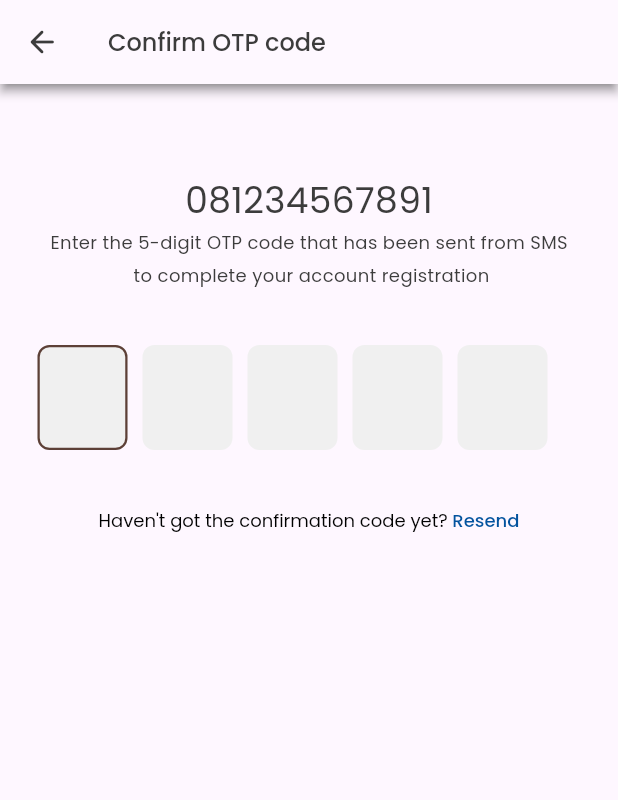
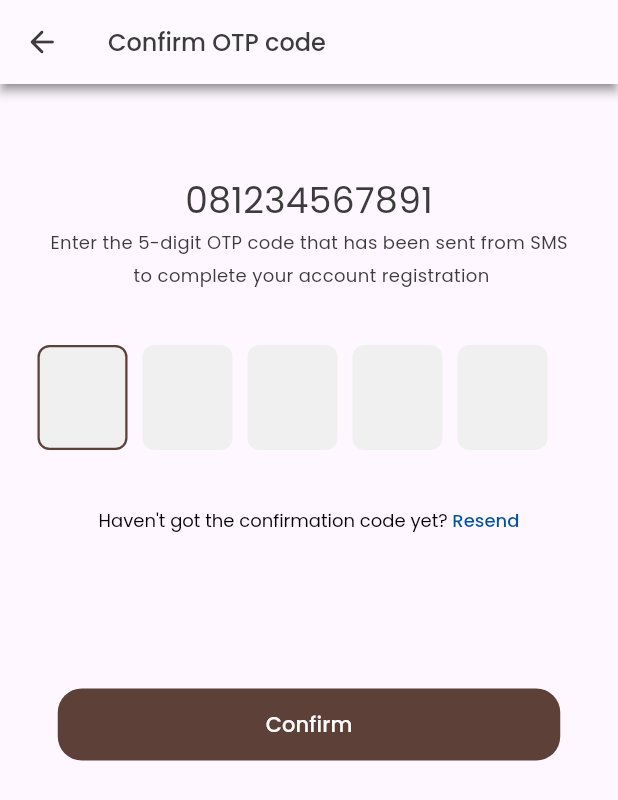
Before and after one commit to hoseda/Shopfee, a Flutter app: the OTPPage screen opened directly, on a phone screen of 412 x 824 dp. Shown: the top 800 px of the screen. Run offline on Flutter 3.47's test engine with Material 3 defaults, Android fonts, the phone set to English and light mode, and no system bars; our stand-ins replace flutter_svg, smooth_page_indicator; missing offline and left inert: gif.

Commit message:
update otp_page.dart

```diff
--- a/lib/pages/otpCode/otp_page.dart
+++ b/lib/pages/otpCode/otp_page.dart
@@ -1,7 +1,5 @@
-import 'package:flutter/cupertino.dart';
 import 'package:flutter/gestures.dart';
 import 'package:flutter/material.dart';
-import 'package:flutter/widgets.dart';
 import 'package:shopfee/components/buttons/buttons.dart';
 import 'package:shopfee/consts/colors/colors.dart';
 import 'package:shopfee/consts/textStyle/textStyle.dart';
@@ -15,7 +13,16 @@ class OTPPage extends StatefulWidget {
 
 class _OTPPageState extends State<OTPPage> {
   TextEditingController con = TextEditingController();
-  String code = "";
+  List<String> code = List.empty(growable: true);
+
+  int findKey(String char) {
+    int idx = code.lastIndexWhere((element) => element == char);
+    return idx;
+  }
+
+  void prin() {
+    print(code.length);
+  }
 
   Widget _textFieldOTP(bool first, bool last) {
     return Padding(
@@ -23,16 +30,20 @@ class _OTPPageState extends State<OTPPage> {
       child: SizedBox(
         height: 70,
         width: 60,
+        //todo:tomorow
         child: TextField(
           autofocus: true,
           enableInteractiveSelection: false,
           contextMenuBuilder: null,
           onChanged: (value) {
             if (value.length == 1 && last == false) {
-              code = code + value;
+              code.add(value);
               FocusScope.of(context).nextFocus();
             }
             if (value.isEmpty && first == false) {
+              int id = findKey(value);
+              code.removeAt(id);
+              print(code.length);
               FocusScope.of(context).previousFocus();
             }
           },
@@ -127,12 +138,7 @@ class _OTPPageState extends State<OTPPage> {
             const SizedBox(
               height: 35,
             ),
-            Form(
-              autovalidateMode: AutovalidateMode.onUserInteraction,
-              onChanged: () {
-                print(con.text);
-              },
-              child: SizedBox(
+            SizedBox(
               height: 70,
               child: Row(
                 children: [
@@ -142,7 +148,6 @@ class _OTPPageState extends State<OTPPage> {
                   _textFieldOTP(false, false),
                   _textFieldOTP(false, true),
                 ],
-                ),
               ),
             ),
             const SizedBox(
@@ -193,7 +198,14 @@ class _OTPPageState extends State<OTPPage> {
             const SizedBox(
               height: 102,
             ),
-            // const RectangleButton(width: 335, height: 48, title: "Confirm"),
+            RectangleButton(
+              width: 335,
+              height: 48,
+              title: "Confirm",
+              function: () {
+                prin();
+              },
+            ),
           ],
         ),
       ),
```
Lines whose indentation alone changed are shown as unchanged.
